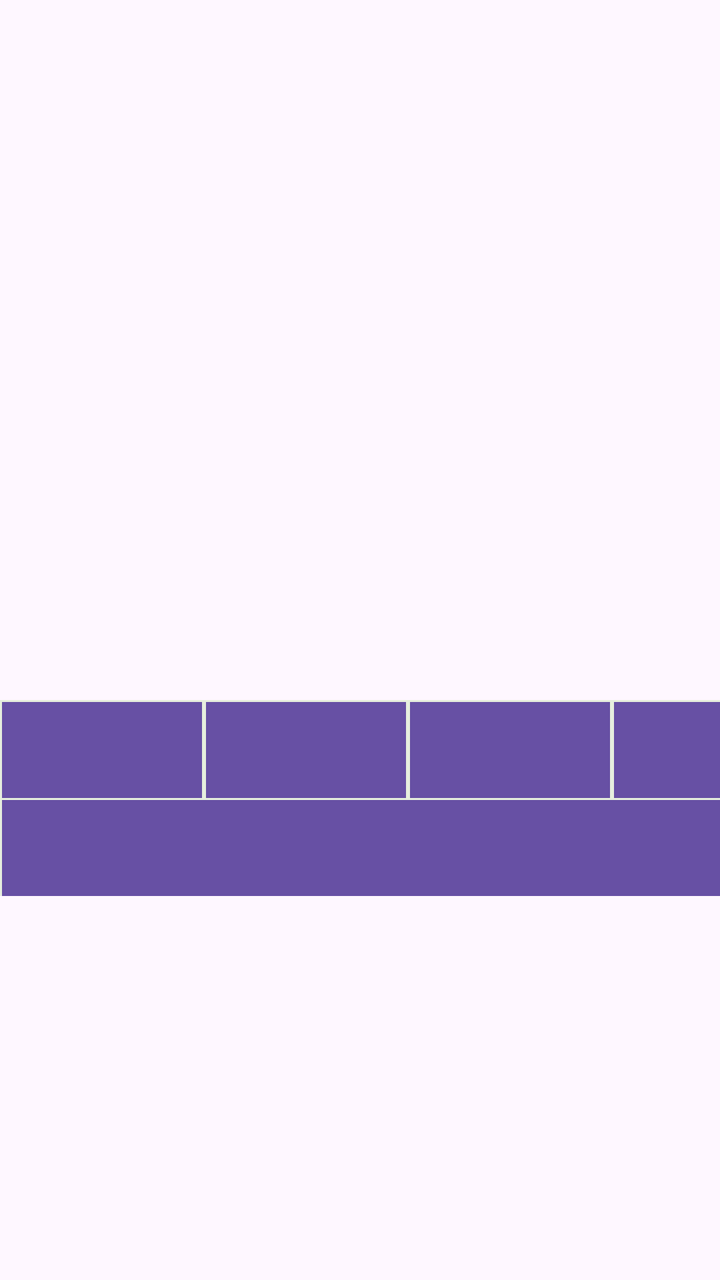
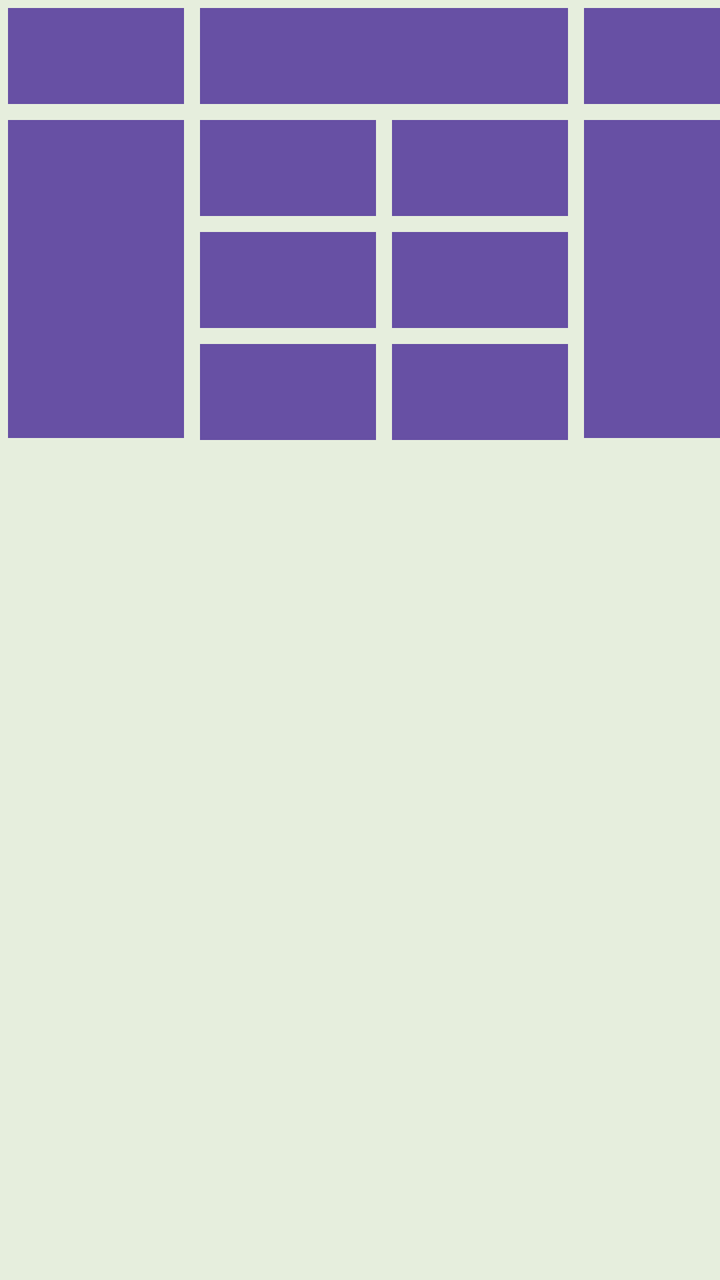

Two renders of the same Android screen: before a commit and after it. Below are the layout's source before the change and the commit's diff.
<!-- AndroidManifest.xml: application theme Theme.MyApplication -->
<!-- res/layout/prueba1_linearlayout.xml -->
<TableLayout
    xmlns:android="http://schemas.android.com/apk/res/android"
    android:layout_width="match_parent"
    android:layout_height="match_parent"
    android:id="@+id/padre">
    <TableLayout
        android:layout_width="wrap_content"
        android:layout_height="wrap_content"
        android:layout_gravity="center"
        android:layout_marginTop="350dp"
        android:background="#e6eedd"
        android:useDefaultMargins="true">

        <TableRow>
            <Button
                android:layout_width="100dp"
                android:layout_height="wrap_content"
                android:layout_margin="1dp"
                android:background="#0000ff" />

            <Button
                android:layout_width="100dp"
                android:layout_height="wrap_content"
                android:layout_margin="1dp"
                android:background="#0000ff" />

            <Button
                android:layout_width="100dp"
                android:layout_height="wrap_content"
                android:layout_margin="1dp"
                android:background="#0000ff" />
            <Button
                android:layout_width="100dp"
                android:layout_height="wrap_content"
                android:layout_margin="1dp"
                android:background="#0000ff" />
        </TableRow>

        <TableRow>
            <Button
                android:layout_width="100dp"
                android:layout_height="wrap_content"
                android:layout_marginLeft="1dp"
                android:background="#0000ff" />

            <Button
                android:layout_width="100dp"
                android:layout_height="wrap_content"
                android:background="#0000ff" />

            <Button
                android:layout_width="100dp"
                android:layout_height="wrap_content"
                android:background="#0000ff" />
            <Button
                android:layout_width="100dp"
                android:layout_marginRight="1dp"
                android:layout_height="wrap_content"
                android:background="#0000ff" />
        </TableRow>

        <TableRow>
            <LinearLayout
                android:layout_width="100dp"
                android:layout_marginRight="1dp"
                android:layout_height="wrap_content"
                android:background="#0000ff" >
                
            </LinearLayout>
        </TableRow>



    </TableLayout>

</TableLayout>
<!-- resources referenced by this layout -->
<resources>
  <style name="Theme.MyApplication" parent="Base.Theme.MyApplication" />
  <style name="Base.Theme.MyApplication" parent="Theme.Material3.DayNight.NoActionBar">
          
          
      </style>
</resources>

<!-- the commit's change to res/layout/prueba1_linearlayout.xml (unified diff, before → after) -->
@@ -1,76 +1,128 @@
-<TableLayout
+<GridLayout
     xmlns:android="http://schemas.android.com/apk/res/android"
-    android:layout_width="match_parent"
-    android:layout_height="match_parent"
-    android:id="@+id/padre">
-    <TableLayout
-        android:layout_width="wrap_content"
-        android:layout_height="wrap_content"
-        android:layout_gravity="center"
-        android:layout_marginTop="350dp"
-        android:background="#e6eedd"
-        android:useDefaultMargins="true">
+    android:layout_width="wrap_content"
+    android:layout_height="wrap_content"
+    android:layout_gravity="center"
+    android:background="#e6eedd"
+    android:columnCount="4"
+    android:rowCount="4"
+    android:useDefaultMargins="true">
 
-        <TableRow>
-            <Button
-                android:layout_width="100dp"
-                android:layout_height="wrap_content"
-                android:layout_margin="1dp"
-                android:background="#0000ff" />
+    <Button
+        android:layout_row="0"
+        android:layout_column="0"
+        android:background="#0000ff" />
 
-            <Button
-                android:layout_width="100dp"
-                android:layout_height="wrap_content"
-                android:layout_margin="1dp"
-                android:background="#0000ff" />
+    <Button
+        android:layout_row="0"
+        android:layout_columnWeight="1"
+        android:layout_column="1"
+        android:layout_columnSpan="2"
+        android:background="#0000ff" />
 
-            <Button
-                android:layout_width="100dp"
-                android:layout_height="wrap_content"
-                android:layout_margin="1dp"
-                android:background="#0000ff" />
-            <Button
-                android:layout_width="100dp"
-                android:layout_height="wrap_content"
-                android:layout_margin="1dp"
-                android:background="#0000ff" />
-        </TableRow>
-
-        <TableRow>
-            <Button
-                android:layout_width="100dp"
-                android:layout_height="wrap_content"
-                android:layout_marginLeft="1dp"
-                android:background="#0000ff" />
-
-            <Button
-                android:layout_width="100dp"
-                android:layout_height="wrap_content"
-                android:background="#0000ff" />
-
-            <Button
-                android:layout_width="100dp"
-                android:layout_height="wrap_content"
-                android:background="#0000ff" />
-            <Button
-                android:layout_width="100dp"
-                android:layout_marginRight="1dp"
-                android:layout_height="wrap_content"
-                android:background="#0000ff" />
-        </TableRow>
-
-        <TableRow>
-            <LinearLayout
-                android:layout_width="100dp"
-                android:layout_marginRight="1dp"
-                android:layout_height="wrap_content"
-                android:background="#0000ff" >
-                
-            </LinearLayout>
-        </TableRow>
+    <Button
+        android:layout_row="0"
+        android:layout_column="3"
+        android:background="#0000ff" />
 
 
 
-    </TableLayout>
 
-</TableLayout>
+
+
+
+
+
+
+
+
+
+
+    <Button
+        android:layout_row="1"
+        android:layout_column="0"
+        android:layout_rowSpan="3"
+        android:layout_height="159dp"
+        android:background="#0000ff" />
+    <Button
+        android:layout_row="1"
+        android:layout_column="1"
+        android:background="#0000ff" />
+    <Button
+        android:layout_row="1"
+        android:layout_column="2"
+        android:background="#0000ff" />
+    <Button
+        android:layout_row="1"
+        android:layout_column="3"
+        android:background="#0000ff"
+        android:layout_rowSpan="3"
+        android:layout_height="159dp"/>
+
+
+
+
+
+
+
+
+
+
+
+
+
+
+
+
+
+    <Button
+        android:layout_row="2"
+        android:layout_column="1"
+        android:background="#0000ff" />
+    <Button
+        android:layout_row="2"
+        android:layout_column="2"
+        android:background="#0000ff" />
+
+
+
+
+
+
+
+
+
+
+
+
+
+
+
+
+
+
+
+
+
+
+
+
+
+
+
+
+
+
+
+
+    
+    <Button
+        android:layout_row="3"
+        android:layout_column="1"
+        android:background="#0000ff" />
+    <Button
+        android:layout_row="3"
+        android:layout_column="2"
+        android:background="#0000ff" />
+
+</GridLayout>
